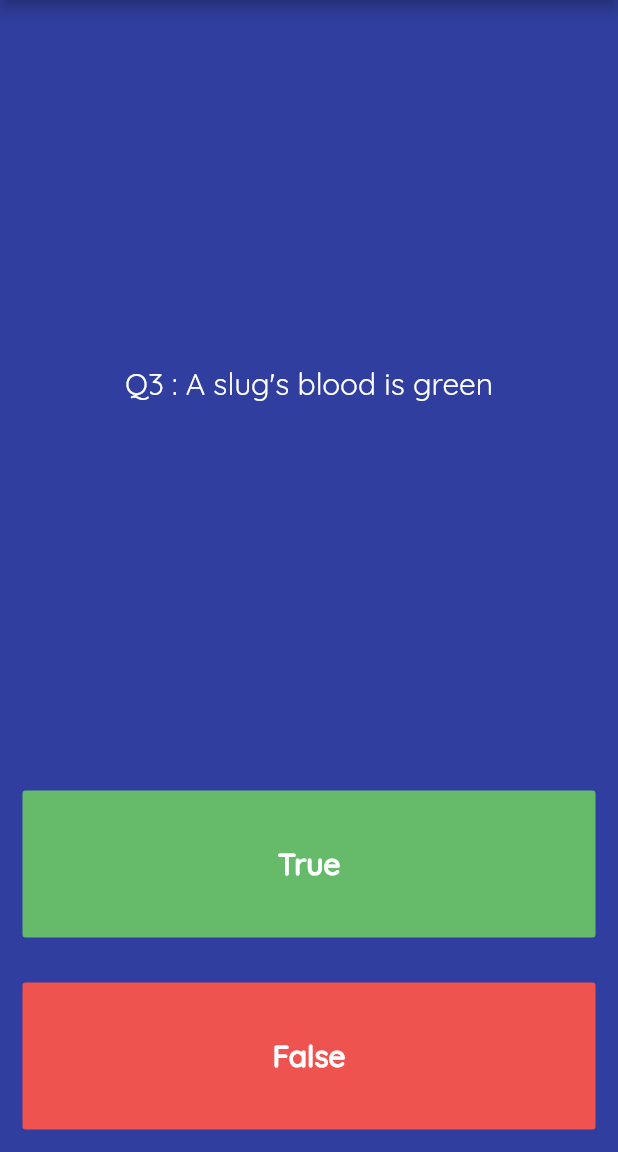
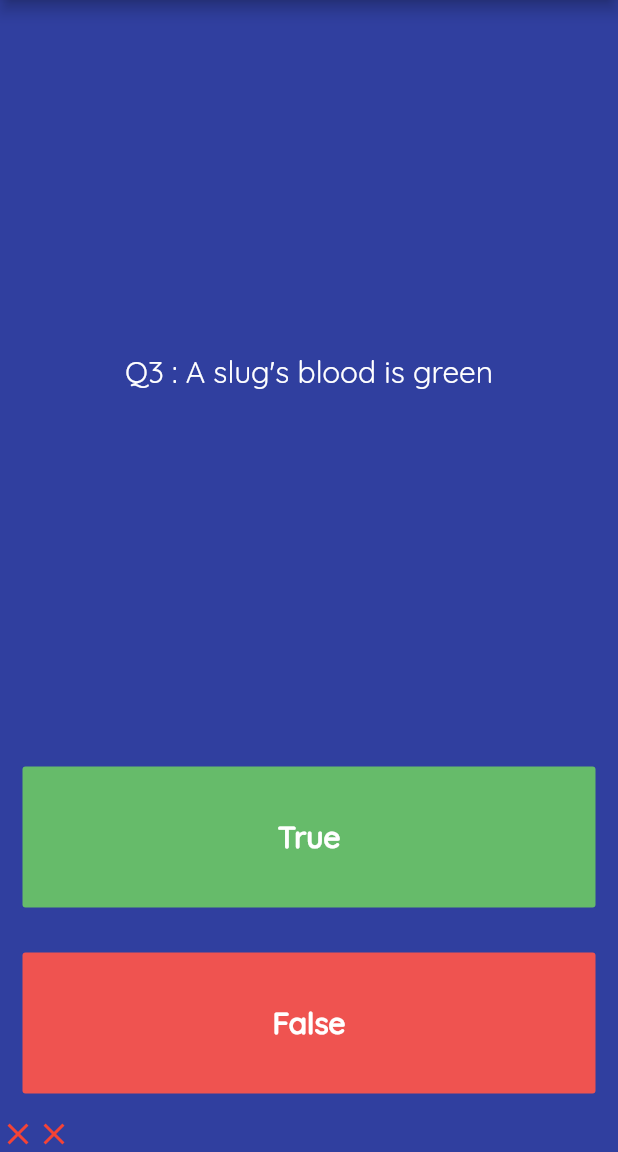
Before and after one commit to anniechakraborty/quizzy, a Flutter app: the screen it shows after launch, after a tap on "True", after a tap on "False", on a phone screen of 412 x 824 dp, the part 84-1236 px from its top. Run offline on Flutter 3.47's test engine with Material 2 defaults, Android fonts, the light colour scheme and no system bars; our stand-ins replace audioplayers, rflutter_alert.

Commit message:
Added more resources. After the quiz ends, an alert button is activated which displays the score obtained and resets the quiz and the score. Additionally, along with the icons, a sound is played every time the user selects either true or false.

```diff
--- a/lib/main.dart
+++ b/lib/main.dart
@@ -2,7 +2,11 @@ import 'package:flutter/cupertino.dart';
 import 'package:flutter/material.dart';
 import 'package:flutter/painting.dart';
 import 'quizBrain.dart';
+import 'package:rflutter_alert/rflutter_alert.dart';
+import 'package:audioplayers/audio_cache.dart';
+
 // TO ACCESS THE QUESTIONS IN THE QUIZ_BRAIN FILE WE NED TO CREATE A QUIZ_BRAIN OBJECT
+
 QuizBrain quizBrain = QuizBrain();
 void main(){
   runApp(
@@ -38,11 +42,68 @@ class QuizPage extends StatefulWidget {
 }
 
 class _QuizPageState extends State<QuizPage> {
-  void playSound(){
-    //play a correct sound when the right answer is pressed
-    //play a buzzed no sound when an incorrect answer is pressed
+  void playSound(bool answer){
+    final player = AudioCache();
+    if(answer == true){
+      player.play('true.mp3');
+    }
+    else{
+      player.play('false.mp3');
+    }
+  }
+  Image alertImage(){
+    double score = (100 * scoreCount) / quizBrain.questionLength();
+    if(score > 80.0){
+      return Image.asset('images/mirage-success.png');
+    }
+    else{
+      return Image.asset('images/fogg-success-1.png');
+    }
   }
   List<Icon> scoreKeeper = [];  //Has a list of Icons that keep the score
+  int scoreCount = 0;
+  void checkAnswer(bool userPickedAnswer){
+    bool correctAnswer = quizBrain.getAnswer();
+    setState(() {
+      if(quizBrain.getCurrentQuestionNumber() == quizBrain.questionLength() - 1){
+        Alert(
+            context: context,
+            image : alertImage(),
+            title: "Quizzy",
+            desc: "You have reached the end of quiz. \n Your score : $scoreCount",
+            buttons: [
+            DialogButton(
+              child: Padding(
+                padding: const EdgeInsets.all(10.0),
+                child: Text(
+                  "PLAY AGAIN!",
+                  style: TextStyle(color: Colors.white, fontSize: 20),
+                ),
+              ),
+              onPressed: () => Navigator.pop(context),
+              width: 150,
+            )
+          ],
+        ).show();
+        scoreKeeper = [];
+        scoreCount = 0;
+        quizBrain.setCurrentQuestion(0);
+      }
+      else {
+        if (userPickedAnswer == correctAnswer) {
+          scoreKeeper.add(Icon(Icons.check, color: Colors.green,));
+          scoreCount++;
+          playSound(true);
+        }
+        else {
+          scoreKeeper.add(Icon(Icons.close, color: Colors.red,));
+          playSound(false);
+        }
+        quizBrain.incrementQuestion();
+      }
+    });
+  }
+
   @override
   Widget build(BuildContext context) {
     return Column(
@@ -72,18 +133,7 @@ class _QuizPageState extends State<QuizPage> {
               color: Colors.green.shade400,
               textColor: Colors.white,
               onPressed: (){
-                bool correctAnswer = quizBrain.getAnswer();
-                if(correctAnswer == true){
-                  print('the user got it right');
-                }
-                else{
-                  print('the user got it wrong');
-                }
-                setState(() {
-                  //The user pressed true. We will do something here
-                  quizBrain.incrementQuestion();
-                });
-                playSound();
+                checkAnswer(true);
               },
               child: Text(
                 'True',
@@ -103,18 +153,7 @@ class _QuizPageState extends State<QuizPage> {
               color: Colors.red.shade400,
               textColor: Colors.white,
               onPressed: (){
-                bool correctAnswer = quizBrain.getAnswer();
-                if(correctAnswer == false){
-                  print('the user got it right');
-                }
-                else{
-                  print('the user got it wrong');
-                }
-                setState(() {
-                  //The user pressed false. We will do something here
-                });
-                quizBrain.incrementQuestion();
-                playSound();
+                checkAnswer(false);
               },
               child: Text(
                 'False',
--- a/lib/quizBrain.dart
+++ b/lib/quizBrain.dart
@@ -4,7 +4,7 @@ import 'questions.dart';
 class QuizBrain{
 
   int _questionNumber = 0;
-
+  int _questionBankLength = 0;
   List<Questions> _questions = [
     Questions(q : 'Q1 : You can lead a cow downstairs but not upstairs', a:  false),
     Questions(q : 'Q2 : Approximately one quarter of human bones are in the feet', a: true),
@@ -20,13 +20,22 @@ class QuizBrain{
     Questions(q : 'Q12 : Chocolate affects a dog\'s heart and nervous system; a few ounces are enough to kill a small dog.', a : true),
     Questions(q : 'Q13 : In West Virginia, USA, if you accidentally hit an animal with your car, you are free to take it home to eat.', a : true)
   ];
-
   void incrementQuestion(){
-    if(_questionNumber < _questions.length - 1){
+    int q = questionLength();
+    if(_questionNumber < q - 1){      //checking if teh question bank has any more questions to serve
       _questionNumber++;
     }
   }
-
+  int questionLength(){
+    _questionBankLength = _questions.length;
+    return _questionBankLength;
+  }
+  int getCurrentQuestionNumber(){
+    return _questionNumber;
+  }
+  void setCurrentQuestion(int value){
+    _questionNumber = value;
+  }
   String getQuestion(){
     return _questions[_questionNumber].question;
   }
```
Also changed, not shown: pubspec.yaml (+5 -5 lines), images/fogg-success-1.png (added), images/mirage-success.png (added), pubspec.lock, 4 other files.
